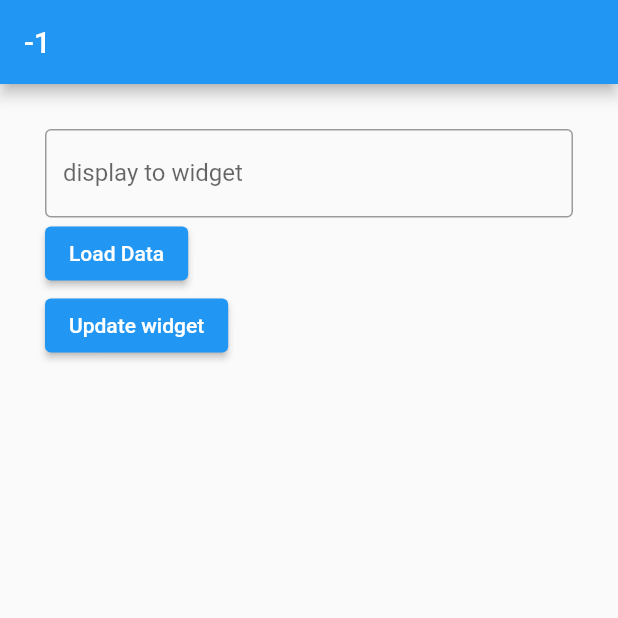
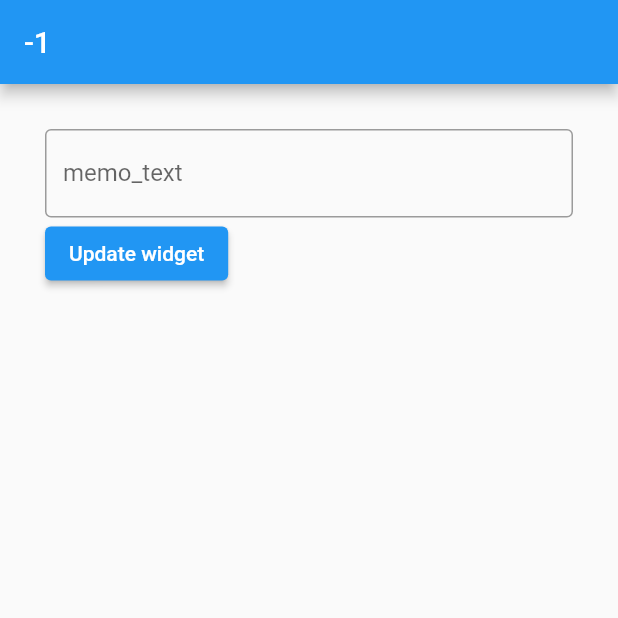
Before and after one commit to eight50/flutter_memo_widget, a Flutter app: the screen it shows after launch, after a tap on "Update widget", on a phone screen of 412 x 824 dp, the top half of it. Run offline on Flutter 3.47's test engine with Material 2 defaults, Android fonts, the phone set to English and light mode, and no system bars; our stand-ins replace flutter_riverpod; missing offline and left inert: home_widget.

Commit message:
appWidgetIdのテキストを保存しているSharedPrefの'id'を定義する関数作成。 appWidgetIdに対応するテキストを読み込み、TextFieldに反映させた。

```diff
--- a/lib/main.dart
+++ b/lib/main.dart
@@ -2,12 +2,12 @@ import 'package:flutter/material.dart';
 import 'package:home_widget/home_widget.dart';
 import 'package:flutter_riverpod/flutter_riverpod.dart';
 
-int? appWidgetId = -1;
+int? clickedAppWidgetId = -1;
 final memoTextProvider = StateProvider((ref) => "text");
 
 void main(List<String> arguments) {
   if (arguments.isNotEmpty) {
-    appWidgetId = int.parse(arguments[0]);
+    clickedAppWidgetId = int.parse(arguments[0]);
   }
   runApp(const ProviderScope(child:MyApp()));
 }
@@ -37,11 +37,17 @@ class HomeScreenWidget extends ConsumerStatefulWidget {
 class _HomeScreenWidgetState extends ConsumerState<HomeScreenWidget> {
   final _messageController = TextEditingController();
 
+  @override
+  void initState() {
+    super.initState();
+    setPreviousTextToTextEditingController();
+  }
+
   // send data to widget
   Future<void> _sendData() async {
     await Future.wait([
-      HomeWidget.saveWidgetData<String>('${appWidgetId}_title', '$appWidgetId'), //'id', 'data'
-      HomeWidget.saveWidgetData<String>('${appWidgetId}_text', ref.read(memoTextProvider)),
+      HomeWidget.saveWidgetData<String>(getAppWidgetTextId(clickedAppWidgetId), '$clickedAppWidgetId'), //'id', 'data'
+      HomeWidget.saveWidgetData<String>(getAppWidgetTextId(clickedAppWidgetId), ref.read(memoTextProvider)),
     ]);
   }
 
@@ -54,20 +60,30 @@ class _HomeScreenWidgetState extends ConsumerState<HomeScreenWidget> {
     );
   }
 
-  Future _loadData() async {
-      return Future.wait([
-        HomeWidget.getWidgetData<String>(appWidgetId.toString(),
-            defaultValue: 'No text')
-      ]);
+  Future<String?> _loadData() async {
+      var preText = await HomeWidget.getWidgetData(getAppWidgetTextId(clickedAppWidgetId), defaultValue: 'No text');
+      return preText;
+  }
+
+  String getAppWidgetTextId(int? appWidgetId) {
+    return "${appWidgetId}_text";
+  }
+
+  void setPreviousTextToTextEditingController() {
+    _loadData().then((preText) {
+      setState(() {
+        _messageController.text = preText.toString();
+      });
+    });
   }
 
   @override
   Widget build(BuildContext context) {
     return Scaffold(
       appBar: AppBar(
-        title: Text(appWidgetId.toString()),
+        title: Text(clickedAppWidgetId.toString()),
       ),
-      body: Center(
+      body:Center(
         child: Padding(
           padding: const EdgeInsets.all(30),
           child: Column(
@@ -75,14 +91,10 @@ class _HomeScreenWidgetState extends ConsumerState<HomeScreenWidget> {
             children: [
               TextField(
                 decoration: const InputDecoration(
-                  label: Text('display to widget'),
+                  label: Text('memo_text'),
                   border: OutlineInputBorder(),
                 ),
                 controller: _messageController,
-              ),
-              ElevatedButton(
-                onPressed: _loadData,
-                child: const Text('Load Data'),
               ),
               ElevatedButton(
                 onPressed: () async {
```
Also changed, not shown: 1 other file.
